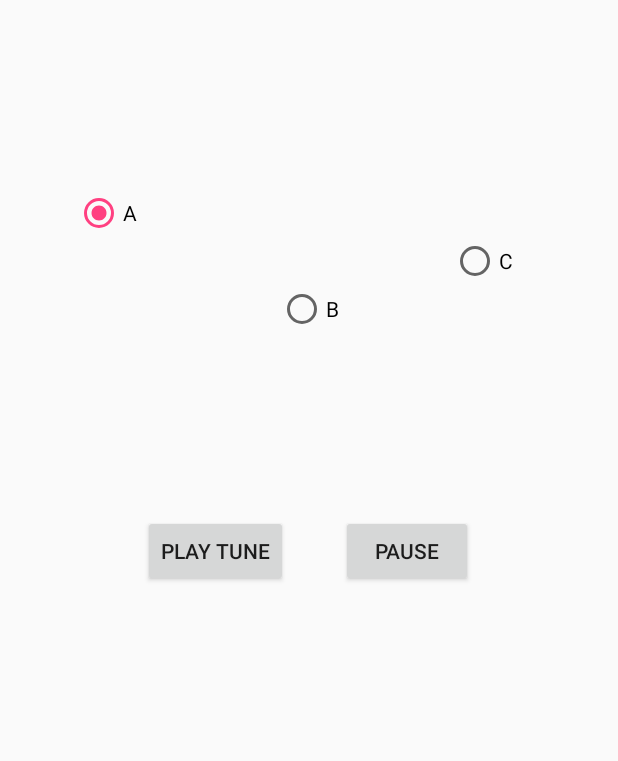
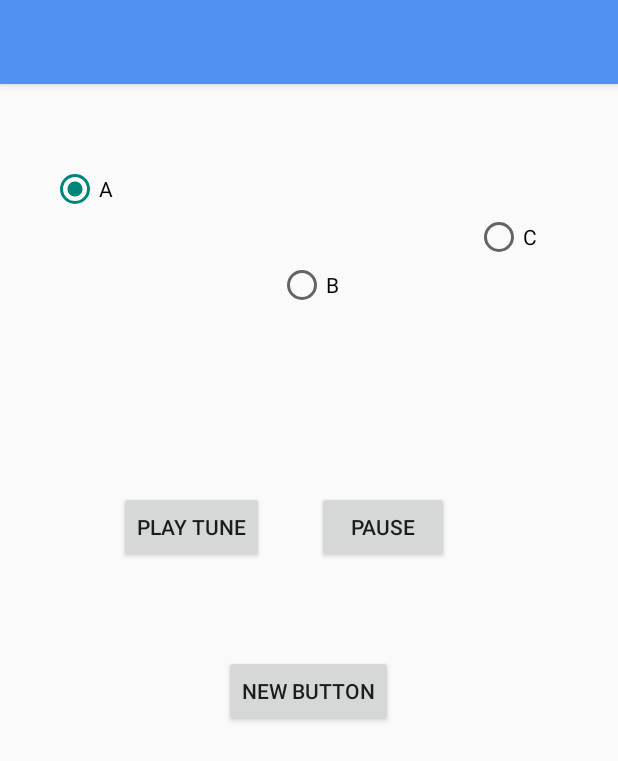
Before and after one commit to Zeeblur/Coursework-MobileAppDev, an Android app: the screen it shows after launch (PlayTune), after a tap on "SWITCH SCREEN", on a phone screen of 412 x 824 dp. Shown: the top 761 px of the screen. Run offline under Robolectric (Android 15) with nearby library versions, the phone set to English and light mode, and no system bars.

Commit message:
Added reference notes, and added new custom surface view class to allow using within XML layout to allow for action bar.

```diff
--- a/InputAudio/app/src/main/AndroidManifest.xml
+++ b/InputAudio/app/src/main/AndroidManifest.xml
@@ -11,7 +11,7 @@
         android:icon="@mipmap/ic_launcher"
         android:label="@string/app_name"
         android:supportsRtl="true"
-        android:theme="@style/AppTheme">
+        android:theme="@style/Theme.AppCompat.Light.NoActionBar">
         <activity
             android:name=".MainActivity"
             android:screenOrientation="portrait">
--- a/InputAudio/app/src/main/java/com/example/zoeoeh/inputaudio/MainActivity.java
+++ b/InputAudio/app/src/main/java/com/example/zoeoeh/inputaudio/MainActivity.java
@@ -5,6 +5,7 @@ import android.media.MediaRecorder;
 import android.os.Environment;
 import android.support.v7.app.AppCompatActivity;
 import android.os.Bundle;
+import android.support.v7.widget.Toolbar;
 import android.view.View;
 import android.widget.Button;
 import android.widget.EditText;
@@ -17,6 +18,7 @@ import java.io.FileOutputStream;
 // import AudioRecord
 //import android.media.AudioRecord;
 
+// extends appCompat to allow for toolbar support
 public class MainActivity extends AppCompatActivity {
 
     MediaRecorder recorder = new MediaRecorder();
@@ -53,6 +55,9 @@ public class MainActivity extends AppCompatActivity {
     protected void onCreate(Bundle savedInstanceState) {
         super.onCreate(savedInstanceState);
         setContentView(R.layout.activity_main);
+
+        Toolbar myToolbar = (Toolbar) findViewById(R.id.my_toolbar);
+        setSupportActionBar(myToolbar);
 
         switchActivityBtn();
 
--- a/InputAudio/app/src/main/java/com/example/zoeoeh/inputaudio/PlayTune.java
+++ b/InputAudio/app/src/main/java/com/example/zoeoeh/inputaudio/PlayTune.java
@@ -2,6 +2,7 @@ package com.example.zoeoeh.inputaudio;
 
 import android.app.Activity;
 import android.content.Context;
+import android.content.Intent;
 import android.hardware.Sensor;
 import android.hardware.SensorEvent;
 import android.hardware.SensorEventListener;
@@ -9,6 +10,7 @@ import android.hardware.SensorManager;
 import android.media.AudioManager;
 import android.media.MediaPlayer;
 import android.os.Bundle;
+import android.support.v7.app.AppCompatActivity;
 import android.view.View;
 import android.widget.Button;
 import android.widget.Toast;
@@ -20,7 +22,7 @@ import java.util.HashMap;
 
 
 // class uses SensorEventListener interface
-public class PlayTune extends Activity implements SensorEventListener {
+public class PlayTune extends AppCompatActivity implements SensorEventListener {
 
     private SensorManager senSensorManager;
     private Sensor senAccelerometer;
@@ -29,8 +31,12 @@ public class PlayTune extends Activity implements SensorEventListener {
     private float last_x, last_y, last_z;
     private static final int SHAKE_THRESHOLD = 600;
 
-    private static final int testNote1 = R.raw.referencenoteg;
-    private static final int testNote2 = R.raw.referencenotef;
+    private static final int testNoteELow = R.raw.referencenoteelower;
+    private static final int testNoteA = R.raw.referencenotea;
+    private static final int testNoteD = R.raw.referencenoted;
+    private static final int testNoteG = R.raw.referencenoteg;
+    private static final int testNoteB = R.raw.referencenoteb;
+    private static final int testNoteEHigh = R.raw.referencenoteehigher;
 
    // private static SoundPool soundPool;
     private static HashMap soundMap = new HashMap(2);
@@ -49,6 +55,8 @@ public class PlayTune extends Activity implements SensorEventListener {
         }
 
         mp = MediaPlayer.create(context, soundID);
+
+        mp.setLooping(true);
         mp.start();
     }
 
@@ -74,8 +82,8 @@ public class PlayTune extends Activity implements SensorEventListener {
         //soundMap.put(testNote1, soundPool.load(this, R.raw.referencenoteg, 1));
         //soundMap.put( testNote2, soundPool.load(this, R.raw.referencenotef, 2));
 
-        soundMap.put(testNote1, R.raw.referencenotee);
-        soundMap.put(testNote2, R.raw.referencenotef);
+       // soundMap.put(testNoteEHigh, R.raw.referencenoteehigher);
+       // soundMap.put(testNoteELow, R.raw.referencenoteelower);
 
         final Context myActivity = this;
         Button playBtn = (Button)findViewById(R.id.playBtn);
@@ -86,6 +94,27 @@ public class PlayTune extends Activity implements SensorEventListener {
             }
         });
 
+        Button pauseBtn = (Button)findViewById(R.id.pauseBtn);
+        pauseBtn.setOnClickListener(new View.OnClickListener() {
+            @Override
+            public void onClick(View v) {
+                mp.pause();
+            }
+        });
+
+        switchActivityBtn();
+    }
+
+    private void switchActivityBtn()
+    {
+        Button switchBtn = (Button)findViewById(R.id.switchBtn);
+        switchBtn.setOnClickListener(new View.OnClickListener() {
+            @Override
+            public void onClick(View v) {
+                Intent playActivity = new Intent(PlayTune.this, openGLPlay.class);
+                startActivity(playActivity);
+            }
+        });
     }
 
     @Override
@@ -116,13 +145,13 @@ public class PlayTune extends Activity implements SensorEventListener {
                 {
                     right = true;
                     direction = "Right";
-                    chosenString = testNote1;
+                    chosenString = testNoteA;
                 }
                 else
                 {
                     right = false;
                     direction = "left";
-                    chosenString = testNote2;
+                    chosenString = testNoteB;
                 }
 
                 speed = Math.abs(speed + y + z - last_y - last_z)/ diffTime * 10000;
--- a/InputAudio/app/src/main/res/layout/activity_play_tune.xml
+++ b/InputAudio/app/src/main/res/layout/activity_play_tune.xml
@@ -1,13 +1,25 @@
 <?xml version="1.0" encoding="utf-8"?>
 <RelativeLayout xmlns:android="http://schemas.android.com/apk/res/android"
     xmlns:tools="http://schemas.android.com/tools"
+    xmlns:app="http://schemas.android.com/apk/res-auto"
     android:layout_width="match_parent"
     android:layout_height="match_parent"
-    android:paddingBottom="@dimen/activity_vertical_margin"
-    android:paddingLeft="@dimen/activity_horizontal_margin"
-    android:paddingRight="@dimen/activity_horizontal_margin"
-    android:paddingTop="@dimen/activity_vertical_margin"
     tools:context="com.example.zoeoeh.inputaudio.PlayTune">
+
+    <android.support.v7.widget.Toolbar
+        android:id="@+id/my_toolbar"
+        android:layout_width="fill_parent"
+        android:layout_height="wrap_content"
+        android:elevation="4dp"
+        android:theme="@style/ThemeOverlay.AppCompat.ActionBar"
+        app:popupTheme="@style/ThemeOverlay.AppCompat.Light"
+        android:layout_alignParentLeft="true"
+        android:layout_alignParentStart="true"
+        android:background="#5091f1"
+        android:layout_alignParentRight="true"
+        android:layout_alignParentEnd="true"
+        android:layout_alignParentTop="true"
+        android:layout_gravity="center" />
 
     <RadioGroup
         android:layout_width="match_parent"
@@ -74,4 +86,13 @@
         android:layout_toEndOf="@+id/playBtn"
         android:layout_marginLeft="35dp"
         android:layout_marginStart="35dp" />
+
+    <Button
+        android:layout_width="wrap_content"
+        android:layout_height="wrap_content"
+        android:text="New Button"
+        android:id="@+id/switchBtn"
+        android:layout_below="@+id/playBtn"
+        android:layout_centerHorizontal="true"
+        android:layout_marginTop="61dp" />
 </RelativeLayout>
```
Also changed, not shown: InputAudio/app/src/main/java/com/example/zoeoeh/inputaudio/MyGLSurface.java (added, +46 -0 lines), InputAudio/app/src/main/java/com/example/zoeoeh/inputaudio/openGLPlay.java (+8 -12 lines), InputAudio/app/src/main/res/layout/activity_main.xml (+20 -8 lines), InputAudio/app/src/main/res/layout/activity_open_glplay.xml (+25 -6 lines), 7 other files.
